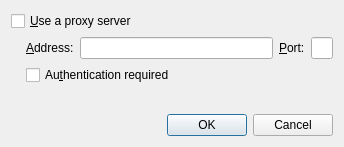
This is Libraries/MiKTeX/UI/Qt/ConnectionSettingsDialog.ui in Amaterasu27/miktex as Qt 5 draws it before an edit. The edited form follows.
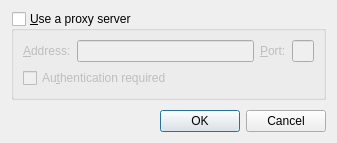
This is the edited form.

Patch:
```diff
--- a/Libraries/MiKTeX/UI/Qt/ConnectionSettingsDialog.ui
+++ b/Libraries/MiKTeX/UI/Qt/ConnectionSettingsDialog.ui
@@ -6,8 +6,8 @@
    <rect>
     <x>0</x>
     <y>0</y>
-    <width>344</width>
-    <height>147</height>
+    <width>337</width>
+    <height>143</height>
    </rect>
   </property>
   <property name="windowTitle" >
@@ -15,31 +15,19 @@
   </property>
   <layout class="QVBoxLayout" >
    <item>
-    <widget class="QCheckBox" name="checkBox" >
-     <property name="text" >
+    <widget class="QGroupBox" name="grpUseProxy" >
+     <property name="title" >
       <string>&amp;Use a proxy server</string>
      </property>
-    </widget>
-   </item>
-   <item>
-    <layout class="QHBoxLayout" >
-     <item>
-      <spacer>
-       <property name="orientation" >
-        <enum>Qt::Horizontal</enum>
-       </property>
-       <property name="sizeType" >
-        <enum>QSizePolicy::Fixed</enum>
-       </property>
-       <property name="sizeHint" >
-        <size>
-         <width>15</width>
-         <height>20</height>
-        </size>
-       </property>
-      </spacer>
-     </item>
-     <item>
+     <property name="flat" >
+      <bool>true</bool>
+     </property>
+     <property name="checkable" >
+      <bool>true</bool>
+     </property>
+     <property name="checked" >
+      <bool>false</bool>
+     </property>
       <layout class="QVBoxLayout" >
        <item>
         <layout class="QHBoxLayout" >
@@ -49,12 +37,12 @@
             <string>&amp;Address:</string>
            </property>
            <property name="buddy" >
-            <cstring>lineEdit</cstring>
+           <cstring>leAddress</cstring>
            </property>
           </widget>
          </item>
          <item>
-          <widget class="QLineEdit" name="lineEdit" >
+         <widget class="QLineEdit" name="leAddress" >
            <property name="sizePolicy" >
             <sizepolicy vsizetype="Fixed" hsizetype="Expanding" >
              <horstretch>15</horstretch>
@@ -69,35 +57,31 @@
             <string>&amp;Port:</string>
            </property>
            <property name="buddy" >
-            <cstring>lineEdit_2</cstring>
+           <cstring>lePort</cstring>
            </property>
           </widget>
          </item>
          <item>
-          <widget class="QLineEdit" name="lineEdit_2" >
+         <widget class="QLineEdit" name="lePort" >
            <property name="sizePolicy" >
             <sizepolicy vsizetype="Fixed" hsizetype="Expanding" >
              <horstretch>1</horstretch>
              <verstretch>0</verstretch>
             </sizepolicy>
            </property>
-           <property name="maxLength" >
-            <number>4</number>
-           </property>
           </widget>
          </item>
         </layout>
        </item>
        <item>
-        <widget class="QCheckBox" name="checkBox_2" >
+       <widget class="QCheckBox" name="chkAuthRequired" >
          <property name="text" >
           <string>Au&amp;thentication required</string>
          </property>
         </widget>
        </item>
       </layout>
-     </item>
-    </layout>
+    </widget>
    </item>
    <item>
     <spacer>
```
Left out of the diff: 43 changed lines with no effect on the pictures. Lines whose indentation alone changed are shown as unchanged.
